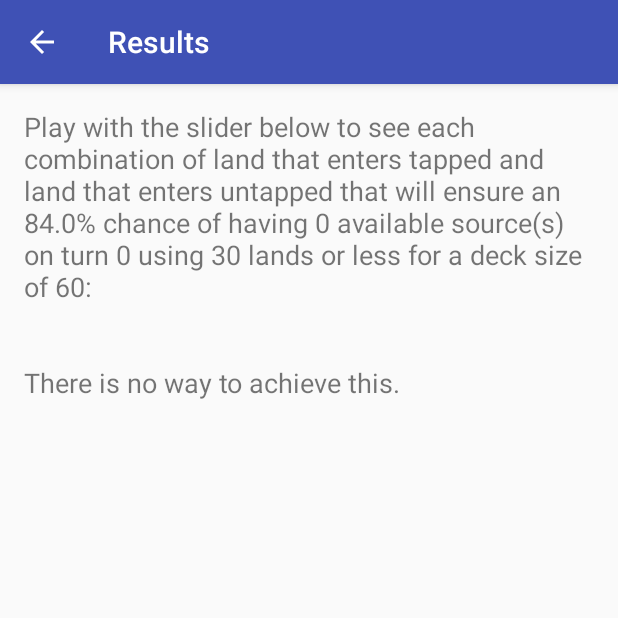
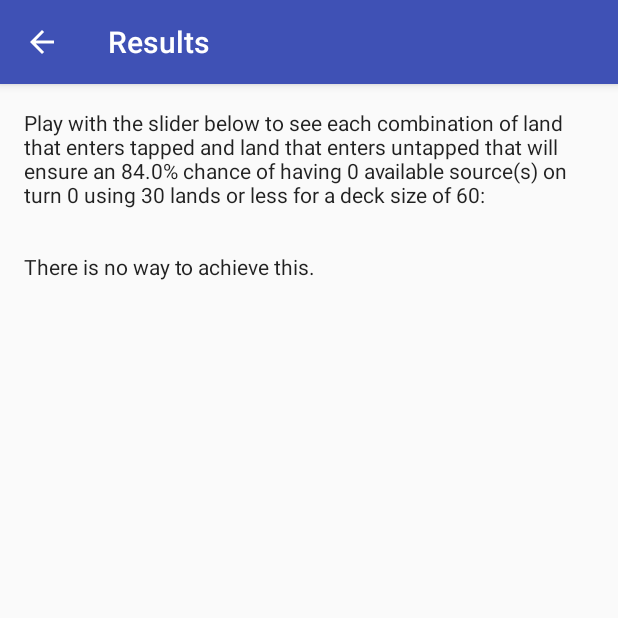
Before and after one commit to cbrand125/MTGManaApp2018, an Android app: the screen it shows after launch (DisplayMessageActivity), after a tap on "SUBMIT", on a phone screen of 412 x 824 dp, the top half of it. Run offline under Robolectric (Android 15) with nearby library versions, the phone set to English and light mode, and no system bars.

Commit message:
fix some visual issues

```diff
--- a/app/build.gradle
+++ b/app/build.gradle
@@ -6,8 +6,8 @@ android {
         applicationId "com.codybrand.landcalculator"
         minSdkVersion 16
         targetSdkVersion 28
-        versionCode 1
-        versionName "1.0"
+        versionCode 2
+        versionName "1.01"
         testInstrumentationRunner "android.support.test.runner.AndroidJUnitRunner"
     }
     buildTypes {
--- a/app/src/main/res/layout/activity_display_message.xml
+++ b/app/src/main/res/layout/activity_display_message.xml
@@ -16,7 +16,7 @@
 		android:layout_marginStart="16dp"
 		android:text="then you will also need"
 		android:textAppearance="@style/TextAppearance.AppCompat.Display1"
-		android:textSize="20sp"
+		android:textSize="18sp"
 		app:layout_constraintStart_toStartOf="parent"
 		app:layout_constraintTop_toBottomOf="@+id/untappedLandText" />
 
@@ -69,7 +69,7 @@
 		android:layout_marginTop="32dp"
 		android:text="If you use"
 		android:textAppearance="@style/TextAppearance.AppCompat.Display1"
-		android:textSize="20sp"
+		android:textSize="18sp"
 		app:layout_constraintStart_toStartOf="parent"
 		app:layout_constraintTop_toBottomOf="@+id/results" />
 
@@ -82,7 +82,7 @@
 		android:layout_marginTop="32dp"
 		android:text="land that comes out untapped"
 		android:textAppearance="@style/TextAppearance.AppCompat.Display1"
-		android:textSize="20sp"
+		android:textSize="18sp"
 		app:layout_constraintStart_toStartOf="parent"
 		app:layout_constraintTop_toBottomOf="@+id/redUntapped" />
 
@@ -95,7 +95,7 @@
 		android:layout_marginRight="16dp"
 		android:layout_marginStart="16dp"
 		android:layout_marginTop="16dp"
-		android:textSize="18sp"
+		android:textAppearance="@style/TextAppearance.AppCompat.Body1"
 		app:layout_constraintEnd_toEndOf="parent"
 		app:layout_constraintStart_toStartOf="parent"
 		app:layout_constraintTop_toTopOf="parent"
@@ -109,7 +109,7 @@
 		android:layout_marginStart="16dp"
 		android:text="land that comes out tapped"
 		android:textAppearance="@style/TextAppearance.AppCompat.Display1"
-		android:textSize="20sp"
+		android:textSize="18sp"
 		app:layout_constraintBottom_toBottomOf="@+id/redTapped"
 		app:layout_constraintStart_toEndOf="@+id/redTapped"
 		app:layout_constraintTop_toTopOf="@+id/redTapped"
```
Also changed, not shown: app/src/main/res/values/strings.xml (+1 -10 lines), 2 other files.
